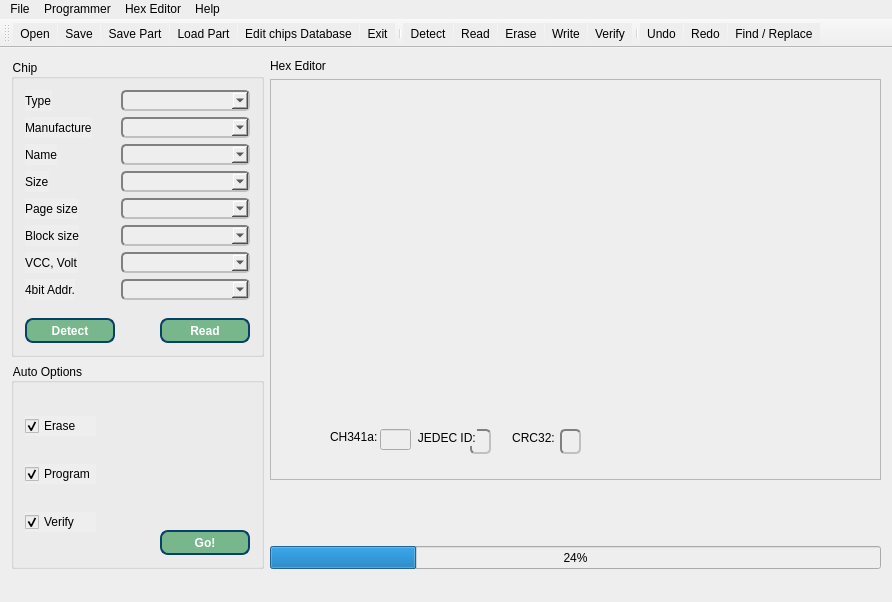
Qt form IMSProg_programmer/mainwindow.ui (bigbigmdm/IMSProg) before a commit.
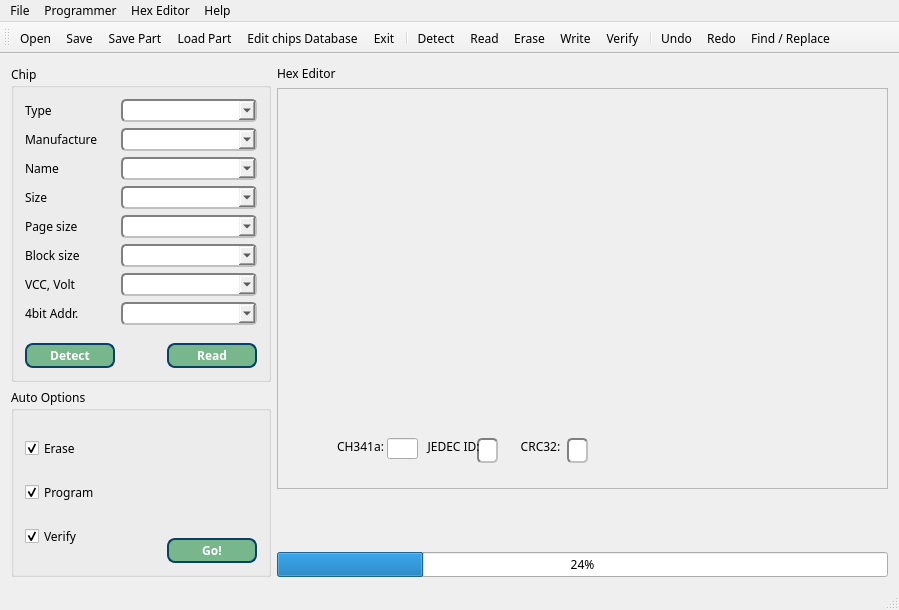
The same form after that commit. Icons and pictures are not drawn.

```diff
--- a/IMSProg_programmer/mainwindow.ui
+++ b/IMSProg_programmer/mainwindow.ui
@@ -6,8 +6,8 @@
    <rect>
     <x>0</x>
     <y>0</y>
-    <width>892</width>
-    <height>602</height>
+    <width>899</width>
+    <height>610</height>
    </rect>
   </property>
   <property name="sizePolicy">
@@ -25,7 +25,7 @@
    <string>IMSProg - I2C/MicroWire/SPI CH341a Programmer</string>
   </property>
   <property name="styleSheet">
-   <string notr="true">background:#eee</string>
+   <string notr="true"/>
   </property>
   <widget class="QWidget" name="centralWidget">
    <property name="sizePolicy">
@@ -586,7 +586,7 @@
     <rect>
      <x>0</x>
      <y>0</y>
-     <width>892</width>
+     <width>899</width>
      <height>24</height>
     </rect>
    </property>
```
